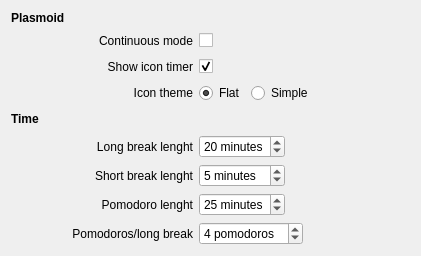
Qt form contents/ui/config.ui (arthurtaborda/Tomatoid) before a commit.
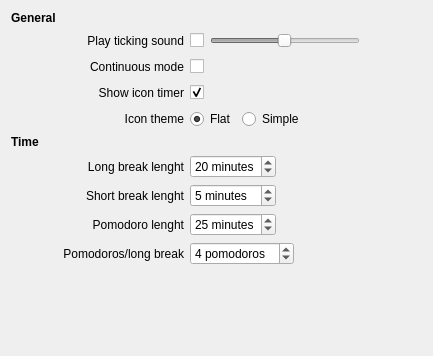
The same form after that commit.

Commit message: adding ticking sound, merge all icons into one svgz file

What changed in the file:
```diff
--- a/contents/ui/config.ui
+++ b/contents/ui/config.ui
@@ -6,12 +6,80 @@
    <rect>
     <x>0</x>
     <y>0</y>
-    <width>421</width>
-    <height>243</height>
+    <width>433</width>
+    <height>356</height>
    </rect>
   </property>
   <layout class="QGridLayout" name="gridLayout">
-   <item row="19" column="1">
+   <item row="1" column="1">
+    <widget class="QLabel" name="label_10">
+     <property name="text">
+      <string>Play ticking sound</string>
+     </property>
+     <property name="alignment">
+      <set>Qt::AlignRight|Qt::AlignTrailing|Qt::AlignVCenter</set>
+     </property>
+    </widget>
+   </item>
+   <item row="1" column="2">
+    <layout class="QHBoxLayout" name="horizontalLayout_8">
+     <item>
+      <widget class="QCheckBox" name="kcfg_playTickingSound">
+       <property name="text">
+        <string/>
+       </property>
+      </widget>
+     </item>
+     <item>
+      <widget class="QSlider" name="kcfg_tickingVolume">
+       <property name="enabled">
+        <bool>false</bool>
+       </property>
+       <property name="minimumSize">
+        <size>
+         <width>150</width>
+         <height>0</height>
+        </size>
+       </property>
+       <property name="maximumSize">
+        <size>
+         <width>150</width>
+         <height>16777215</height>
+        </size>
+       </property>
+       <property name="minimum">
+        <number>1</number>
+       </property>
+       <property name="maximum">
+        <number>100</number>
+       </property>
+       <property name="value">
+        <number>50</number>
+       </property>
+       <property name="orientation">
+        <enum>Qt::Horizontal</enum>
+       </property>
+      </widget>
+     </item>
+     <item>
+      <spacer name="horizontalSpacer_7">
+       <property name="orientation">
+        <enum>Qt::Horizontal</enum>
+       </property>
+       <property name="sizeType">
+        <enum>QSizePolicy::Expanding</enum>
+       </property>
+       <property name="sizeHint" stdset="0">
+        <size>
+         <width>20</width>
+         <height>20</height>
+        </size>
+       </property>
+      </spacer>
+     </item>
+    </layout>
+   </item>
+   <item row="20" column="1">
     <widget class="QLabel" name="label_3">
      <property name="text">
       <string>Long break lenght</string>
@@ -21,23 +89,20 @@
      </property>
     </widget>
    </item>
-   <item row="3" column="0">
-    <spacer name="horizontalSpacer_7">
+   <item row="27" column="2">
+    <spacer name="verticalSpacer">
      <property name="orientation">
-      <enum>Qt::Horizontal</enum>
-     </property>
-     <property name="sizeType">
-      <enum>QSizePolicy::Fixed</enum>
+      <enum>Qt::Vertical</enum>
      </property>
      <property name="sizeHint" stdset="0">
       <size>
        <width>20</width>
-       <height>20</height>
+       <height>3</height>
       </size>
      </property>
     </spacer>
    </item>
-   <item row="24" column="1">
+   <item row="25" column="1">
     <widget class="QLabel" name="label">
      <property name="layoutDirection">
       <enum>Qt::LeftToRight</enum>
@@ -50,7 +115,7 @@
      </property>
     </widget>
    </item>
-   <item row="2" column="1">
+   <item row="3" column="1">
     <widget class="QLabel" name="label_7">
      <property name="layoutDirection">
       <enum>Qt::LeftToRight</enum>
@@ -63,7 +128,7 @@
      </property>
     </widget>
    </item>
-   <item row="2" column="2">
+   <item row="3" column="2">
     <layout class="QHBoxLayout" name="horizontalLayout_5">
      <item>
       <widget class="QCheckBox" name="kcfg_showIconTimer">
@@ -90,20 +155,7 @@
      </item>
     </layout>
    </item>
-   <item row="26" column="2">
-    <spacer name="verticalSpacer">
-     <property name="orientation">
-      <enum>Qt::Vertical</enum>
-     </property>
-     <property name="sizeHint" stdset="0">
-      <size>
-       <width>20</width>
-       <height>3</height>
-      </size>
-     </property>
-    </spacer>
-   </item>
-   <item row="24" column="2">
+   <item row="25" column="2">
     <layout class="QHBoxLayout" name="horizontalLayout" stretch="0,0">
      <item>
       <widget class="QSpinBox" name="kcfg_pomodoroLenght">
@@ -136,7 +188,7 @@
      </item>
     </layout>
    </item>
-   <item row="19" column="2">
+   <item row="20" column="2">
     <layout class="QHBoxLayout" name="horizontalLayout_3">
      <item>
       <widget class="QSpinBox" name="kcfg_longBreakLenght">
@@ -169,7 +221,7 @@
      </item>
     </layout>
    </item>
-   <item row="25" column="1">
+   <item row="26" column="1">
     <widget class="QLabel" name="label_4">
      <property name="text">
       <string>Pomodoros/long break</string>
@@ -188,11 +240,11 @@
       </font>
      </property>
      <property name="text">
-      <string>Plasmoid</string>
+      <string>General</string>
      </property>
     </widget>
    </item>
-   <item row="14" column="0">
+   <item row="15" column="0">
     <widget class="QLabel" name="label_5">
      <property name="font">
       <font>
@@ -205,7 +257,7 @@
      </property>
     </widget>
    </item>
-   <item row="25" column="2">
+   <item row="26" column="2">
     <layout class="QHBoxLayout" name="horizontalLayout_4">
      <item>
       <widget class="QSpinBox" name="kcfg_pomodorosPerLongBreak">
@@ -238,7 +290,7 @@
      </item>
     </layout>
    </item>
-   <item row="20" column="2">
+   <item row="21" column="2">
     <layout class="QHBoxLayout" name="horizontalLayout_2">
      <item>
       <widget class="QSpinBox" name="kcfg_shortBreakLenght">
@@ -271,23 +323,7 @@
      </item>
     </layout>
    </item>
-   <item row="14" column="2">
-    <spacer name="verticalSpacer_2">
-     <property name="orientation">
-      <enum>Qt::Vertical</enum>
-     </property>
-     <property name="sizeType">
-      <enum>QSizePolicy::Fixed</enum>
-     </property>
-     <property name="sizeHint" stdset="0">
-      <size>
-       <width>20</width>
-       <height>20</height>
-      </size>
-     </property>
-    </spacer>
-   </item>
-   <item row="3" column="2">
+   <item row="4" column="2">
     <layout class="QHBoxLayout" name="horizontalLayout_6">
      <item>
       <widget class="QRadioButton" name="kcfg_flatIconTheme">
@@ -321,7 +357,7 @@
      </item>
     </layout>
    </item>
-   <item row="20" column="1">
+   <item row="21" column="1">
     <widget class="QLabel" name="label_2">
      <property name="text">
       <string>Short break lenght</string>
@@ -331,7 +367,7 @@
      </property>
     </widget>
    </item>
-   <item row="3" column="1">
+   <item row="4" column="1">
     <widget class="QLabel" name="label_8">
      <property name="text">
       <string>Icon theme</string>
@@ -341,7 +377,7 @@
      </property>
     </widget>
    </item>
-   <item row="1" column="1">
+   <item row="2" column="1">
     <widget class="QLabel" name="label_9">
      <property name="toolTip">
       <string>Make next pomodoro start automatically after a break. Stop next long break.</string>
@@ -357,7 +393,7 @@
      </property>
     </widget>
    </item>
-   <item row="1" column="2">
+   <item row="2" column="2">
     <layout class="QHBoxLayout" name="horizontalLayout_7">
      <item>
       <widget class="QCheckBox" name="kcfg_continuousMode">
```
Left out of the diff: 19 changed lines with no effect on the pictures. The commit also changes 10 other files.
